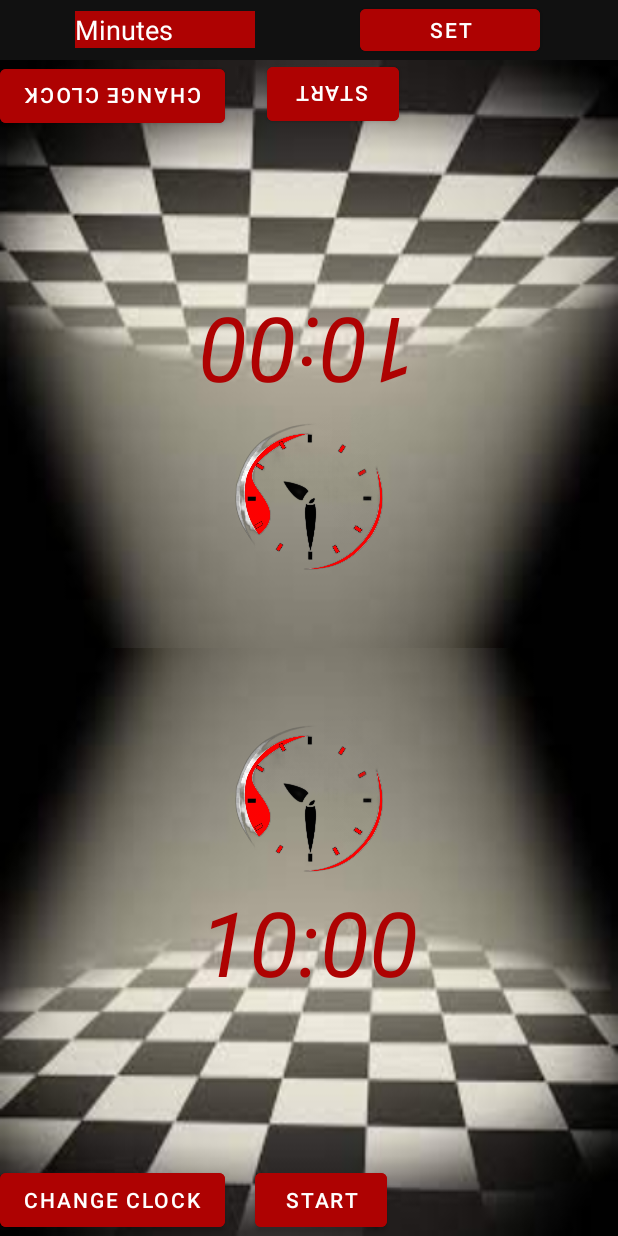
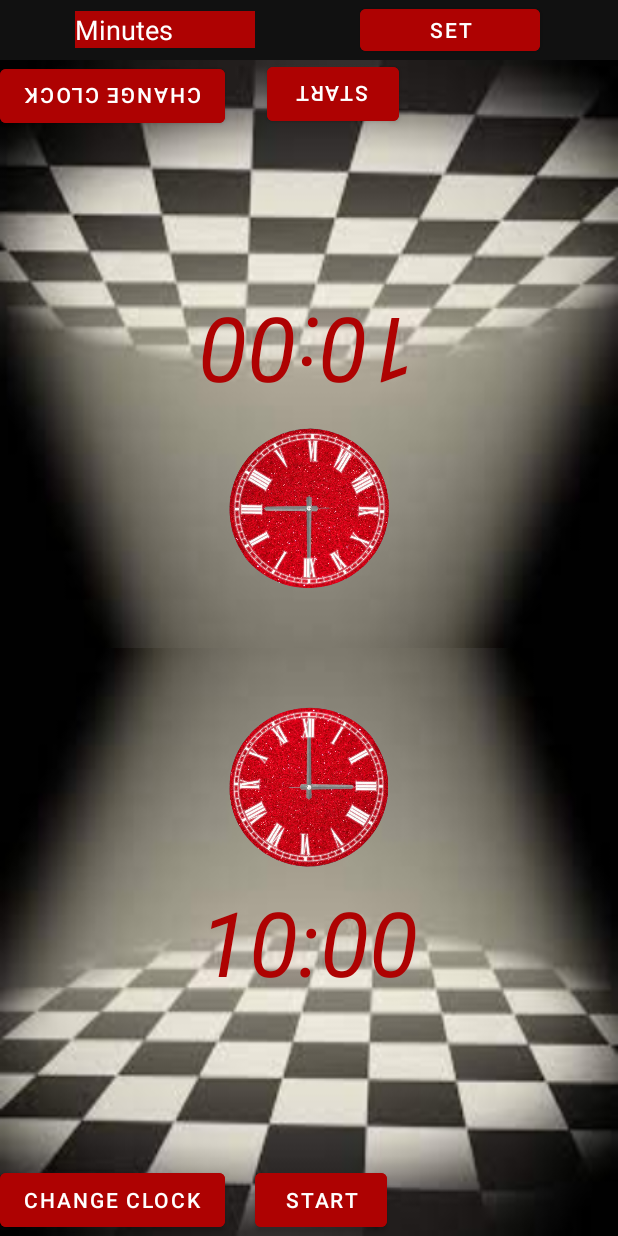
Before and after one commit to lacinboz/Assignment02-201811014, an Android app: the screen it shows after launch (MainActivity), on a phone screen of 412 x 824 dp. Run offline under Robolectric (Android 15) with nearby library versions, the phone set to English and light mode, and no system bars.

Commit message:
ChessClock-Updated

```diff
--- a/app/src/main/res/layout/activity_main.xml
+++ b/app/src/main/res/layout/activity_main.xml
@@ -103,13 +103,13 @@
             android:textSize="60sp" />
     <ImageView
         android:layout_width="wrap_content"
-        android:src="@drawable/image2"
+        android:src="@drawable/red2"
         android:layout_below="@+id/timer"
-        android:layout_height="110dp"
+        android:layout_height="match_parent"
         android:id="@+id/imageview"
         android:rotation="180"
+        android:layout_marginTop="-30dp"
         android:layout_centerHorizontal="true"
-        android:layout_centerVertical="true"
 
 
         />
@@ -169,19 +169,15 @@
             android:textColor="#AE0202"
             android:textStyle="italic"
             android:textSize="60sp" />
+
         <ImageView
-            android:layout_width="wrap_content"
-            android:src="@drawable/image2"
+            android:id="@+id/imageview2"
+            android:layout_width="match_parent"
+            android:layout_height="match_parent"
             android:layout_above="@+id/timer2"
-            android:layout_height="110dp"
-            android:id="@+id/imageview2"
-            android:rotation="180"
-            android:layout_centerHorizontal="true"
             android:layout_centerVertical="true"
-
-
-
-            />
+            android:layout_marginBottom="-30dp"
+            android:src="@drawable/red2" />
     </RelativeLayout>
 
 </LinearLayout>
```
Also changed, not shown: app/src/main/java/com/example/chessclock/MainActivity.java (+28 -25 lines), app/src/main/res/drawable/red2.png (added).
